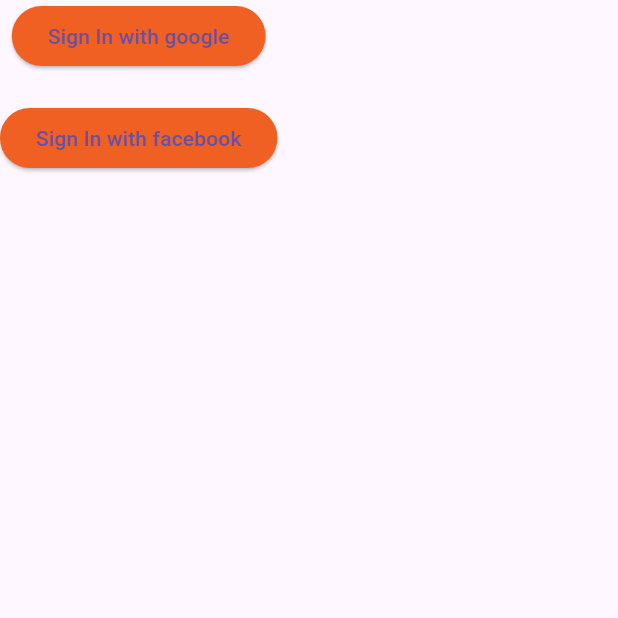
After one commit to mahersamy/stylish-e-commerce, a Flutter app: the SignInScreen screen opened by its route, after a tap on "Sign In with google", on a phone screen of 412 x 824 dp, the top half of it. The commit adds this screen. Run offline on Flutter 3.47's test engine with Material 3 defaults, Android fonts, the phone set to English and light mode, and no system bars; our stand-ins replace bloc, dartz, firebase_auth, firebase_core, flutter_bloc, flutter_screenutil and 4 more; missing offline and left inert: flutter_facebook_auth; accounts and stored records are empty; network calls fail.

Commit message:
test google auth

```diff
--- a/lib/core/routes/app_route.dart
+++ b/lib/core/routes/app_route.dart
@@ -2,6 +2,7 @@
 import 'package:flutter/material.dart';
 import 'package:flutter_bloc/flutter_bloc.dart';
 
+import '../../features/auth/presentions/screens/sign_in_screen.dart';
 import '../../features/onboarding/logic/cubit/onboarding_cubit.dart';
 import '../../features/onboarding/presention/screens/loading_screen.dart';
 import '../../features/onboarding/presention/screens/onboarding_screen.dart';
@@ -28,12 +29,12 @@ class AppRoute {
               create: (context) => getIt<OnboardingCubit>(),
               child: const OnboardingScreen(),
             ));
-     // case Routes.loginScreen:
-     //    return MaterialPageRoute(builder: (_) =>
-     //        BlocProvider(
-     //          create: (context) => getIt<OnboardingCubit>(),
-     //          child: const SignInScreen(),
-     //        ));
+     case Routes.loginScreen:
+        return MaterialPageRoute(builder: (_) =>
+            BlocProvider(
+              create: (context) => getIt<OnboardingCubit>(),
+              child: const SignInScreen(),
+            ));
     }
     return null;
   }
--- /dev/null
+++ b/lib/features/auth/data/repository/sign_in_repo.dart
@@ -0,0 +1,52 @@
+
+
+import 'package:dartz/dartz.dart';
+import 'package:firebase_auth/firebase_auth.dart';
+import 'package:flutter_facebook_auth/flutter_facebook_auth.dart';
+import 'package:google_sign_in/google_sign_in.dart';
+
+import '../../../../core/errors/firebase_auth_hundler.dart';
+
+class SignInRepo {
+  Future<Either<String?, UserCredential>> signIn(String email, String password) async {
+    try {
+      UserCredential userCredential = await FirebaseAuth.instance
+          .signInWithEmailAndPassword(email: email, password: password);
+      return right(userCredential);
+    } on FirebaseAuthException catch (e) {
+     return left(firebase_auth_hundler(e));
+    }
+  }
+
+
+  Future<UserCredential> signInWithGoogle() async {
+    // Trigger the authentication flow
+    final GoogleSignInAccount? googleUser = await GoogleSignIn().signIn();
+
+    // Obtain the auth details from the request
+    final GoogleSignInAuthentication? googleAuth = await googleUser?.authentication;
+
+    // Create a new credential
+    final credential = GoogleAuthProvider.credential(
+      accessToken: googleAuth?.accessToken,
+      idToken: googleAuth?.idToken,
+    );
+
+    // Once signed in, return the UserCredential
+    return await FirebaseAuth.instance.signInWithCredential(credential);
+  }
+
+
+  Future<UserCredential> signInWithFacebook() async {
+    // Trigger the sign-in flow
+    final LoginResult loginResult = await FacebookAuth.instance.login();
+
+    // Create a credential from the access token
+    final OAuthCredential facebookAuthCredential = FacebookAuthProvider.credential(loginResult.accessToken!.token);
+
+    // Once signed in, return the UserCredential
+    return FirebaseAuth.instance.signInWithCredential(facebookAuthCredential);
+  }
+
+
+}
--- /dev/null
+++ b/lib/features/auth/logic/cubits/sign_in_cubit.dart
@@ -0,0 +1,8 @@
+import 'package:bloc/bloc.dart';
+import 'package:meta/meta.dart';
+
+part 'sign_in_state.dart';
+
+class SignInCubit extends Cubit<SignInState> {
+  SignInCubit() : super(SignInInitial());
+}
--- /dev/null
+++ b/lib/features/auth/logic/cubits/sign_in_state.dart
@@ -0,0 +1,6 @@
+part of 'sign_in_cubit.dart';
+
+@immutable
+sealed class SignInState {}
+
+final class SignInInitial extends SignInState {}
--- /dev/null
+++ b/lib/features/auth/presentions/screens/sign_in_screen.dart
@@ -0,0 +1,32 @@
+import 'package:flutter/material.dart';
+
+import '../../data/repository/sign_in_repo.dart';
+
+
+
+class SignInScreen extends StatelessWidget {
+  const SignInScreen({super.key});
+
+  @override
+  Widget build(BuildContext context) {
+    return SafeArea(
+      child: Scaffold(
+        body: Container(
+          child: Column(
+            children: [
+              ElevatedButton(onPressed: ()async{
+                await SignInRepo().signInWithGoogle();
+              }, child: Text('Sign In with google')),
+              SizedBox(height: 20,),
+              ElevatedButton(onPressed: (){
+                SignInRepo().signInWithFacebook().then((value){
+                  print(value.user?.email);
+                });
+              }, child: Text('Sign In with facebook')),
+            ],
+          ),
+        ),
+      ),
+    );
+  }
+}
```
Also changed, not shown: pubspec.yaml (+7 -0 lines), pubspec.lock.
